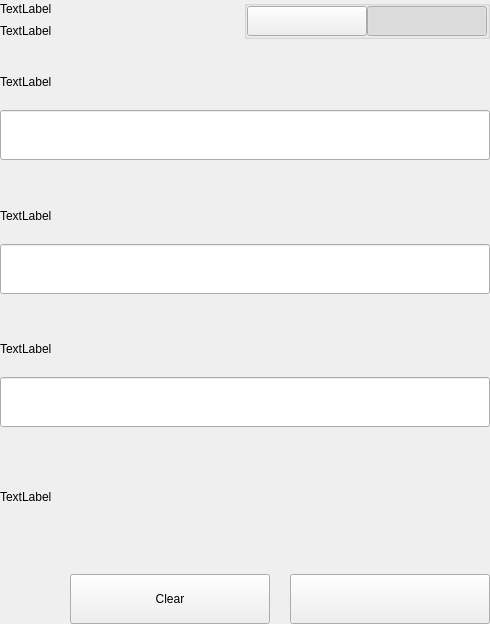
Old version of the form src/qt/bcz/settings/forms/settingsbittoolwidget.ui in the repository SpecialCoins/bitcoincz.
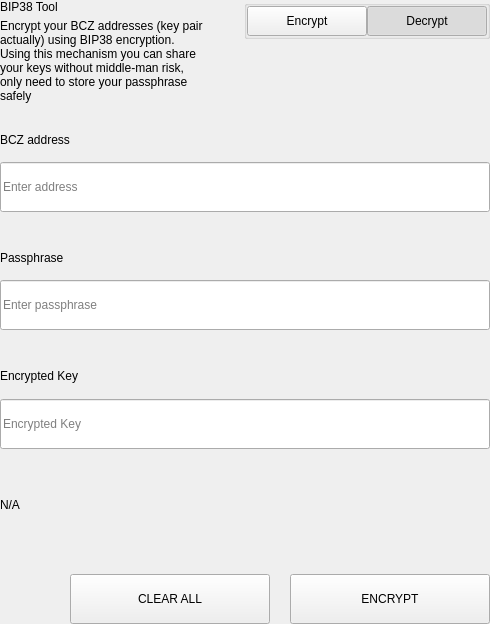
New version of the form.

Diff of the .ui file:
```diff
--- a/src/qt/bcz/settings/forms/settingsbittoolwidget.ui
+++ b/src/qt/bcz/settings/forms/settingsbittoolwidget.ui
@@ -62,14 +62,15 @@
             <item>
              <widget class="QLabel" name="labelTitle">
               <property name="text">
-               <string>TextLabel</string>
+               <string>BIP38 Tool</string>
               </property>
              </widget>
             </item>
             <item>
              <widget class="QLabel" name="labelSubtitle1">
               <property name="text">
-               <string>TextLabel</string>
+               <string>Encrypt your BCZ addresses (key pair actually) using BIP38 encryption.
+Using this mechanism you can share your keys without middle-man risk, only need to store your passphrase safely</string>
               </property>
               <property name="wordWrap">
                <bool>true</bool>
@@ -133,7 +134,7 @@
                 <enum>Qt::NoFocus</enum>
                </property>
                <property name="text">
-                <string/>
+                <string>Encrypt</string>
                </property>
                <property name="checkable">
                 <bool>true</bool>
@@ -161,7 +162,7 @@
                 <enum>Qt::NoFocus</enum>
                </property>
                <property name="text">
-                <string/>
+                <string>Decrypt</string>
                </property>
                <property name="checkable">
                 <bool>true</bool>
@@ -647,7 +648,7 @@
                   </size>
                  </property>
                  <property name="text">
-                  <string>TextLabel</string>
+                  <string>BCZ address</string>
                  </property>
                 </widget>
                </item>
@@ -659,6 +660,9 @@
                    <height>50</height>
                   </size>
                  </property>
+                 <property name="placeholderText">
+                  <string>Enter address</string>
+                 </property>
                 </widget>
                </item>
               </layout>
@@ -718,7 +722,7 @@
                     </size>
                    </property>
                    <property name="text">
-                    <string>TextLabel</string>
+                    <string>Passphrase</string>
                    </property>
                   </widget>
                  </item>
@@ -736,6 +740,9 @@
                      <height>50</height>
                     </size>
                    </property>
+                   <property name="placeholderText">
+                    <string>Enter passphrase</string>
+                   </property>
                   </widget>
                  </item>
                 </layout>
@@ -801,7 +808,7 @@
                   </size>
                  </property>
                  <property name="text">
-                  <string>TextLabel</string>
+                  <string>Encrypted Key</string>
                  </property>
                 </widget>
                </item>
@@ -813,6 +820,9 @@
                    <height>50</height>
                   </size>
                  </property>
+                 <property name="placeholderText">
+                  <string>Encrypted Key</string>
+                 </property>
                 </widget>
                </item>
               </layout>
@@ -821,7 +831,7 @@
             <item>
              <widget class="QLabel" name="statusLabel_ENC">
               <property name="text">
-               <string>TextLabel</string>
+               <string notr="true">N/A</string>
               </property>
              </widget>
             </item>
@@ -874,7 +884,7 @@
                  <enum>Qt::NoFocus</enum>
                 </property>
                 <property name="text">
-                 <string>Clear</string>
+                 <string>CLEAR ALL</string>
                 </property>
                </widget>
               </item>
@@ -912,7 +922,7 @@
                  <enum>Qt::NoFocus</enum>
                 </property>
                 <property name="text">
-                 <string/>
+                 <string>ENCRYPT</string>
                 </property>
                </widget>
               </item>
```
Left out of the diff: 19 changed lines with no effect on the pictures.
